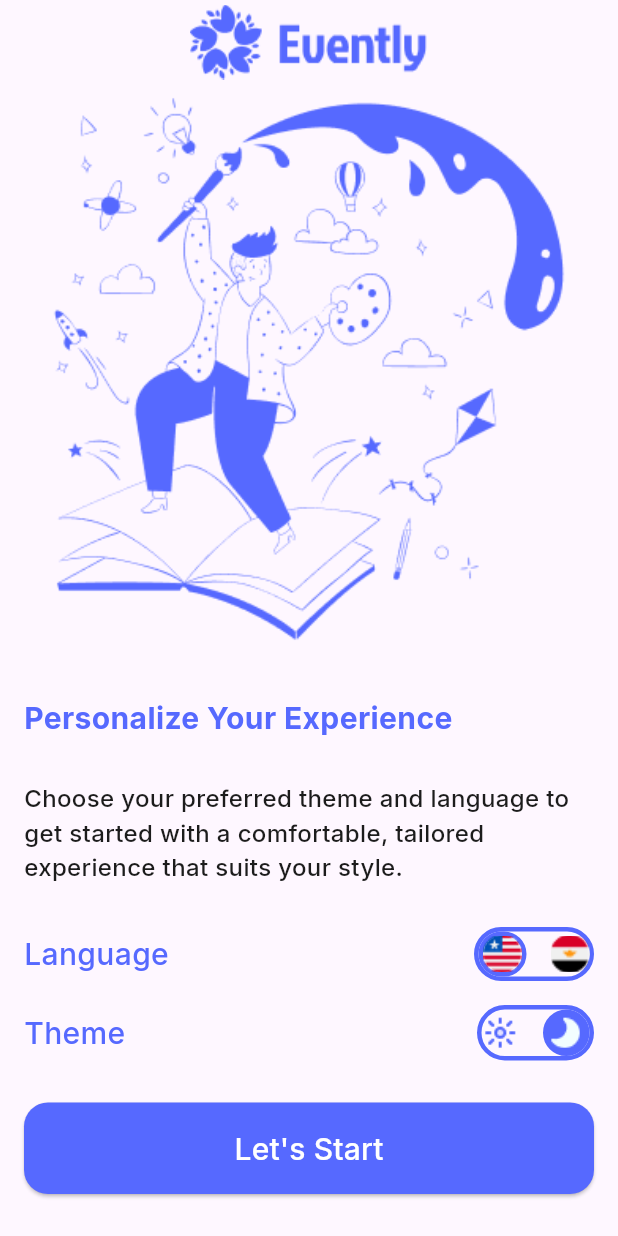
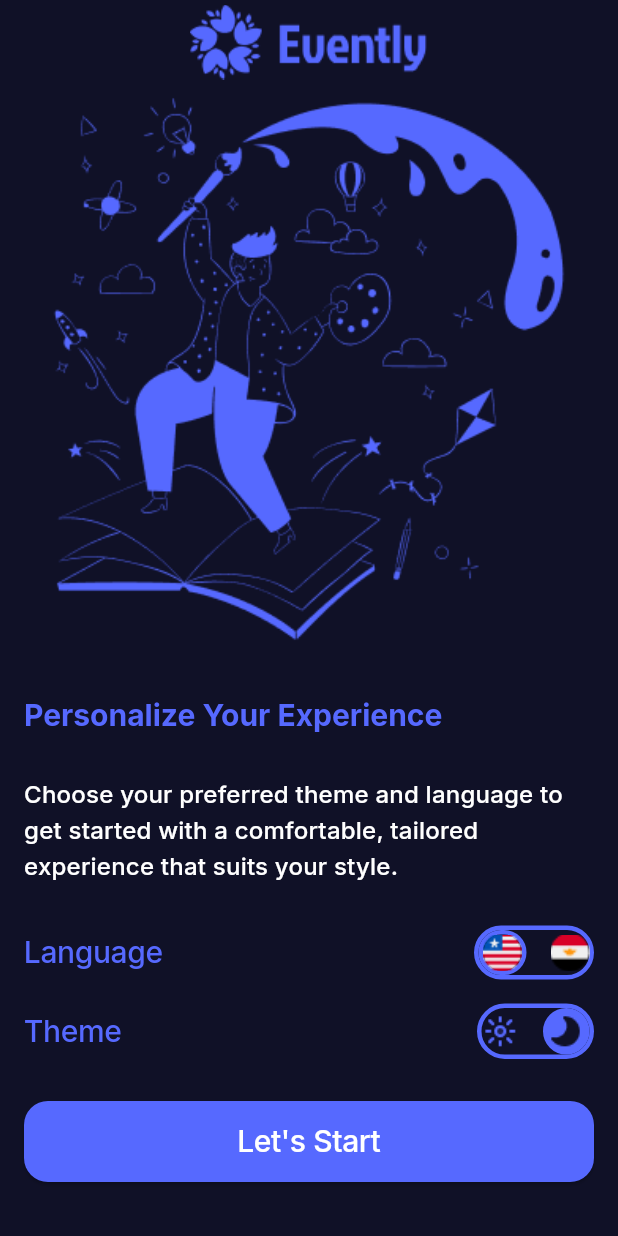
Before and after one commit to mohamedhamouda7897/evently_c17_satr, a Flutter app: the screen it shows after launch, on a phone screen of 412 x 824 dp. Run offline on Flutter 3.47's test engine with Material 3 defaults, Android fonts, the phone set to English and light mode, and no system bars; our stand-ins replace easy_localization, google_fonts.

Commit message:
theming ready

```diff
--- /dev/null
+++ b/lib/core/my_theme_data.dart
@@ -0,0 +1,85 @@
+import 'package:flutter/material.dart';
+import 'package:google_fonts/google_fonts.dart';
+
+class MyThemeData {
+  static ThemeData lightTheme = ThemeData(
+    scaffoldBackgroundColor: Color(0xFFF2FEFF),
+    appBarTheme: AppBarTheme(
+      backgroundColor: Color(0xFFF2FEFF),
+      centerTitle: true,
+    ),
+    bottomNavigationBarTheme: BottomNavigationBarThemeData(
+      showUnselectedLabels: false,
+      showSelectedLabels: false,
+    ),
+    brightness: Brightness.light,
+    textTheme: TextTheme(
+      titleLarge: GoogleFonts.inter(
+        fontSize: 20,
+        fontWeight: FontWeight.bold,
+        color: Color(0xFF5669FF),
+      ),
+      titleMedium: GoogleFonts.inter(
+        fontSize: 16,
+        fontWeight: FontWeight.w500,
+        color: Color(0xFF1C1C1C),
+      ),
+      displayLarge: GoogleFonts.inter(
+        fontSize: 20,
+        fontWeight: FontWeight.w500,
+        color: Color(0xFF5669FF),
+      )
+    ),
+    colorScheme: ColorScheme(
+      brightness: Brightness.light,
+      primary: Color(0xFF5669FF),
+      onPrimary: Colors.white,
+      secondary: Color(0xFF1C1C1C),
+      onSecondary: Colors.white,
+      error: Colors.red,
+      onError: Colors.white,
+      surface: Color(0xFFF2FEFF),
+      onSurface: Colors.white,
+    ),
+  );
+  static ThemeData darkTheme = ThemeData(
+    scaffoldBackgroundColor: Color(0xFF101127),
+    appBarTheme: AppBarTheme(
+      backgroundColor: Color(0xFF101127),
+      centerTitle: true,
+    ),
+    bottomNavigationBarTheme: BottomNavigationBarThemeData(
+      showUnselectedLabels: false,
+      showSelectedLabels: false,
+    ),
+    brightness: Brightness.dark,
+    textTheme: TextTheme(
+        titleLarge: GoogleFonts.inter(
+          fontSize: 20,
+          fontWeight: FontWeight.bold,
+          color: Color(0xFF5669FF),
+        ),
+        titleMedium: GoogleFonts.inter(
+          fontSize: 16,
+          fontWeight: FontWeight.w500,
+          color: Color(0xFFFFFFFF),
+        ),
+        displayLarge: GoogleFonts.inter(
+          fontSize: 20,
+          fontWeight: FontWeight.w500,
+          color: Color(0xFF5669FF),
+        )
+    ),
+    colorScheme: ColorScheme(
+      brightness: Brightness.dark,
+      primary: Color(0xFF5669FF),
+      onPrimary: Colors.white,
+      secondary: Color(0xFFFFFFFF),
+      onSecondary: Colors.white,
+      error: Colors.red,
+      onError: Colors.white,
+      surface: Color(0xFF101127),
+      onSurface: Colors.white,
+    ),
+  );
+}
--- a/lib/main.dart
+++ b/lib/main.dart
@@ -1,4 +1,5 @@
 import 'package:easy_localization/easy_localization.dart';
+import 'package:evently_c17_str/core/my_theme_data.dart';
 import 'package:evently_c17_str/screens/onboarding/onboarding_screen.dart';
 import 'package:flutter/material.dart';
 
@@ -26,6 +27,9 @@ class MyApp extends StatelessWidget {
       localizationsDelegates: context.localizationDelegates,
       supportedLocales: context.supportedLocales,
       locale: context.locale,
+      theme: MyThemeData.lightTheme,
+      darkTheme: MyThemeData.darkTheme,
+      themeMode: ThemeMode.dark,
       debugShowCheckedModeBanner: false,
       initialRoute: OnboardingScreen.routeName,
       routes: {
--- a/lib/screens/onboarding/onboarding_screen.dart
+++ b/lib/screens/onboarding/onboarding_screen.dart
@@ -1,6 +1,6 @@
 import 'package:easy_localization/easy_localization.dart';
 import 'package:flutter/material.dart';
-import 'package:google_fonts/google_fonts.dart';
+
 
 class OnboardingScreen extends StatelessWidget {
   static const String routeName = "OnboardingScreen";
@@ -14,10 +14,7 @@ class OnboardingScreen extends StatelessWidget {
   Widget build(BuildContext context) {
     bool isEnglish = context.locale == Locale("en", "US");
     return Scaffold(
-      appBar: AppBar(
-        centerTitle: true,
-        title: Image.asset("assets/images/logo.png"),
-      ),
+      appBar: AppBar(title: Image.asset("assets/images/logo.png")),
 
       body: Padding(
         padding: const EdgeInsets.symmetric(horizontal: 16.0),
@@ -32,19 +29,11 @@ class OnboardingScreen extends StatelessWidget {
             ),
             Text(
               "onboardingTitle".tr(),
-              style: GoogleFonts.inter(
-                fontSize: 20,
-                fontWeight: FontWeight.bold,
-                color: Color(0xFF5669FF),
-              ),
+              style: Theme.of(context).textTheme.titleLarge,
             ),
             Text(
               "onboardingSubTitle".tr(),
-              style: GoogleFonts.inter(
-                fontSize: 16,
-                fontWeight: FontWeight.w500,
-                color: Color(0xFF1C1C1C),
-              ),
+              style: Theme.of(context).textTheme.titleMedium,
             ),
             Column(
               spacing: 16,
@@ -54,16 +43,15 @@ class OnboardingScreen extends StatelessWidget {
                   children: [
                     Text(
                       "language".tr(),
-                      style: GoogleFonts.inter(
-                        fontSize: 20,
-                        fontWeight: FontWeight.w500,
-                        color: Color(0xFF5669FF),
-                      ),
+                      style: Theme.of(context).textTheme.displayLarge,
                     ),
                     Container(
                       decoration: BoxDecoration(
                         borderRadius: BorderRadius.circular(30),
-                        border: Border.all(color: Color(0xFF5669FF), width: 3),
+                        border: Border.all(
+                          color: Theme.of(context).colorScheme.primary,
+                          width: 3,
+                        ),
                       ),
                       child: Row(
                         children: [
@@ -71,14 +59,14 @@ class OnboardingScreen extends StatelessWidget {
                             onTap: () {
                               context.setLocale(Locale("en", "US"));
                             },
-                            child: _countryWidget(isEnglish, "LR"),
+                            child: _countryWidget(isEnglish, "LR", context),
                           ),
                           SizedBox(width: 16),
                           InkWell(
                             onTap: () {
                               context.setLocale(Locale("ar", "EG"));
                             },
-                            child: _countryWidget(!isEnglish, "EG"),
+                            child: _countryWidget(!isEnglish, "EG", context),
                           ),
                         ],
                       ),
@@ -90,22 +78,21 @@ class OnboardingScreen extends StatelessWidget {
                   children: [
                     Text(
                       "theme".tr(),
-                      style: GoogleFonts.inter(
-                        fontSize: 20,
-                        fontWeight: FontWeight.w500,
-                        color: Color(0xFF5669FF),
-                      ),
+                      style: Theme.of(context).textTheme.displayLarge,
                     ),
                     Container(
                       decoration: BoxDecoration(
                         borderRadius: BorderRadius.circular(30),
-                        border: Border.all(color: Color(0xFF5669FF), width: 3),
+                        border: Border.all(
+                          color: Theme.of(context).colorScheme.primary,
+                          width: 3,
+                        ),
                       ),
                       child: Row(
                         children: [
-                          _getThemeWidget(!isDark, "Sun"),
+                          _getThemeWidget(!isDark, "Sun", context),
                           SizedBox(width: 16),
-                          _getThemeWidget(isDark, "Moon"),
+                          _getThemeWidget(isDark, "Moon", context),
                         ],
                       ),
                     ),
@@ -122,16 +109,15 @@ class OnboardingScreen extends StatelessWidget {
                   shape: RoundedRectangleBorder(
                     borderRadius: BorderRadius.circular(16),
                   ),
-                  backgroundColor: Color(0xFF5669FF),
+                  backgroundColor: Theme.of(context).colorScheme.primary,
                 ),
 
                 child: Text(
                   "start".tr(),
-                  style: GoogleFonts.inter(
-                    fontSize: 20,
-                    fontWeight: FontWeight.w500,
-                    color: Color(0xFFFFFFFF),
+                  style: Theme.of(context).textTheme.displayLarge!.copyWith(
+                    color: Colors.white
                   ),
+
                 ),
               ),
             ),
@@ -141,30 +127,41 @@ class OnboardingScreen extends StatelessWidget {
     );
   }
 
-  Widget _getThemeWidget(bool isDark, String iconName) {
+  Widget _getThemeWidget(bool isDark, String iconName, BuildContext context) {
     return Container(
       decoration: isDark
           ? null
           : BoxDecoration(
-              color: Color(0xFF5669FF),
+              color: Theme.of(context).colorScheme.primary,
               borderRadius: BorderRadius.circular(30),
-              border: Border.all(color: Color(0xFF5669FF), width: 3),
+              border: Border.all(
+                color: Theme.of(context).colorScheme.primary,
+                width: 3,
+              ),
             ),
       child: ImageIcon(
         AssetImage("assets/images/$iconName.png"),
         size: 25,
-        color: isDark ? Color(0xFF5669FF) : Color(0xFFF2FEFF),
-        // color: Color(0xFFF2FEFF),
+        color: isDark
+            ? Theme.of(context).colorScheme.primary
+            : Theme.of(context).colorScheme.surface,
       ),
     );
   }
 
-  Widget _countryWidget(bool isSelected, String imageName) {
+  Widget _countryWidget(
+    bool isSelected,
+    String imageName,
+    BuildContext context,
+  ) {
     return Container(
       decoration: isSelected
           ? BoxDecoration(
               borderRadius: BorderRadius.circular(30),
-              border: Border.all(color: Color(0xFF5669FF), width: 3),
+              border: Border.all(
+                color: Theme.of(context).colorScheme.primary,
+                width: 3,
+              ),
             )
           : null,
       child: Image.asset(
```
